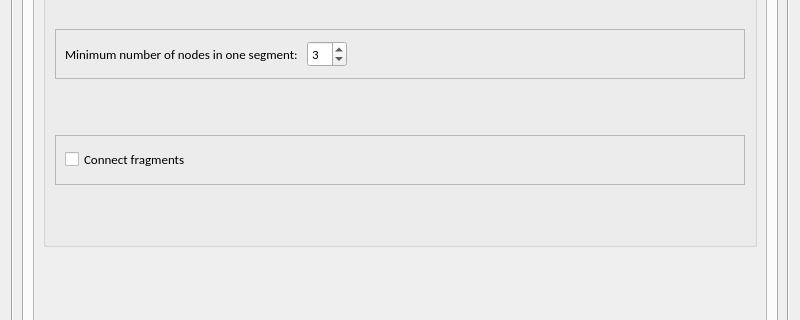
This is hackathon/MK/Fragmented_autoTrace/fragmentedTraceUI.ui in Vaa3D/vaa3d_tools as Qt 5 draws it before an edit; both pictures show x 0 to 800 and y 424 to 744 of the 800 by 937 pixel window. The edited form follows.
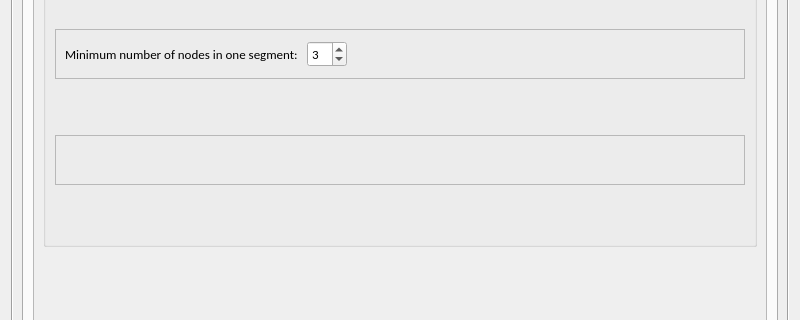
This is the edited form. The open tabs and pages were chosen to show the change.

```diff
--- a/hackathon/MK/Fragmented_autoTrace/fragmentedTraceUI.ui
+++ b/hackathon/MK/Fragmented_autoTrace/fragmentedTraceUI.ui
@@ -993,7 +993,7 @@
                <x>0</x>
                <y>0</y>
                <width>724</width>
-               <height>538</height>
+               <height>537</height>
               </rect>
              </property>
              <layout class="QVBoxLayout" name="verticalLayout_13">
@@ -1089,34 +1089,7 @@
                    <property name="frameShadow">
                     <enum>QFrame::Raised</enum>
                    </property>
-                   <layout class="QHBoxLayout" name="horizontalLayout_5">
-                    <item>
-                     <widget class="QCheckBox" name="checkBox_7">
-                      <property name="font">
-                       <font>
-                        <weight>50</weight>
-                        <bold>false</bold>
-                       </font>
-                      </property>
-                      <property name="text">
-                       <string>Connect fragments</string>
-                      </property>
-                     </widget>
-                    </item>
-                    <item>
-                     <spacer name="horizontalSpacer_2">
-                      <property name="orientation">
-                       <enum>Qt::Horizontal</enum>
-                      </property>
-                      <property name="sizeHint" stdset="0">
-                       <size>
-                        <width>479</width>
-                        <height>20</height>
-                       </size>
-                      </property>
-                     </spacer>
-                    </item>
-                   </layout>
+                   <layout class="QHBoxLayout" name="horizontalLayout_5"/>
                   </widget>
                  </item>
                 </layout>
```
Left out of the diff: 6 changed lines with no effect on the pictures.
